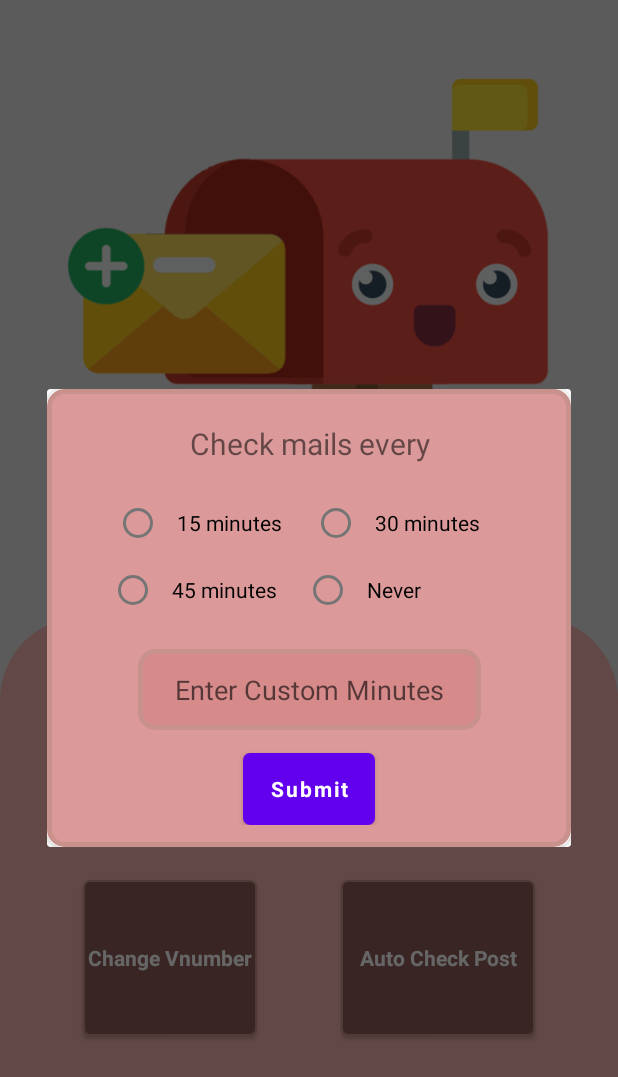
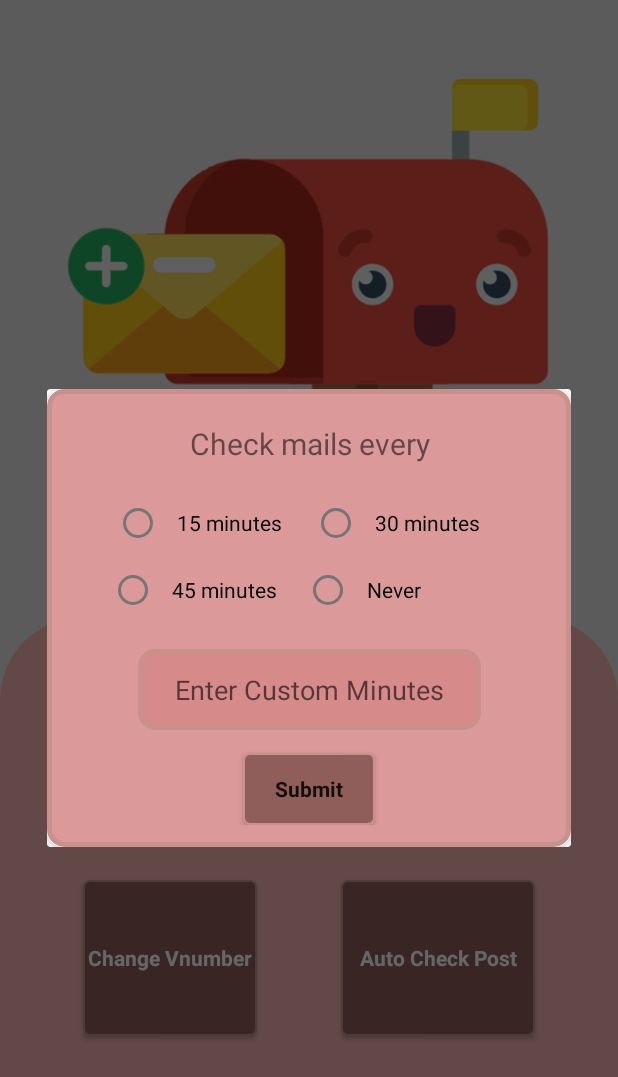
Before and after one commit to kadirbozkurt05/MyCoaMail, an Android app: the screen it shows after launch (MainActivity), after a tap on "Auto Check Post", on a phone screen of 412 x 824 dp. Shown: the top 1077 px of the screen. Run offline under Robolectric (Android 15) with nearby library versions, the light colour scheme and no system bars; our stand-ins replace Firebase (no records; nobody signed in at launch, a user with empty details on screens opened directly); Roboto replaces fonts that are not available here; 1 other tap on this screen came first.

Commit message:
19/12/2022: update status eklendi

```diff
--- a/app/src/main/res/layout/update_time_alert.xml
+++ b/app/src/main/res/layout/update_time_alert.xml
@@ -91,7 +91,7 @@
             app:layout_constraintStart_toStartOf="parent"
             app:layout_constraintTop_toBottomOf="@id/timeRadioGroup" />
 
-        <Button
+        <androidx.appcompat.widget.AppCompatButton
             android:id="@+id/timeApproveButton"
             android:layout_width="wrap_content"
             android:layout_height="wrap_content"
```
